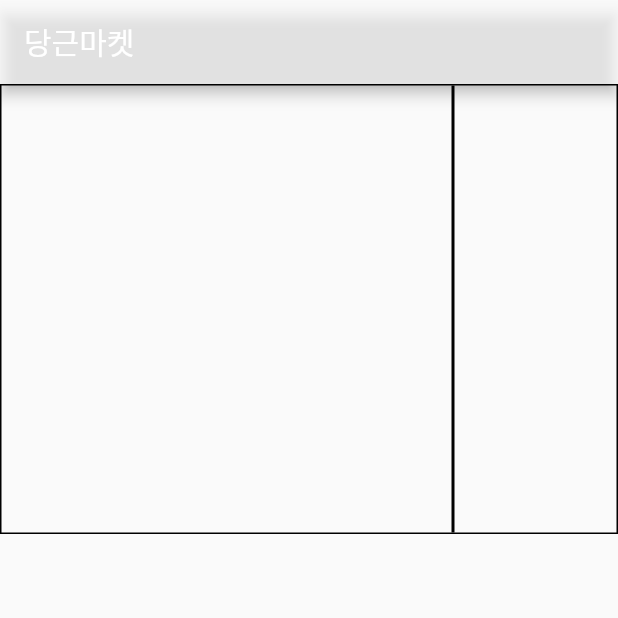
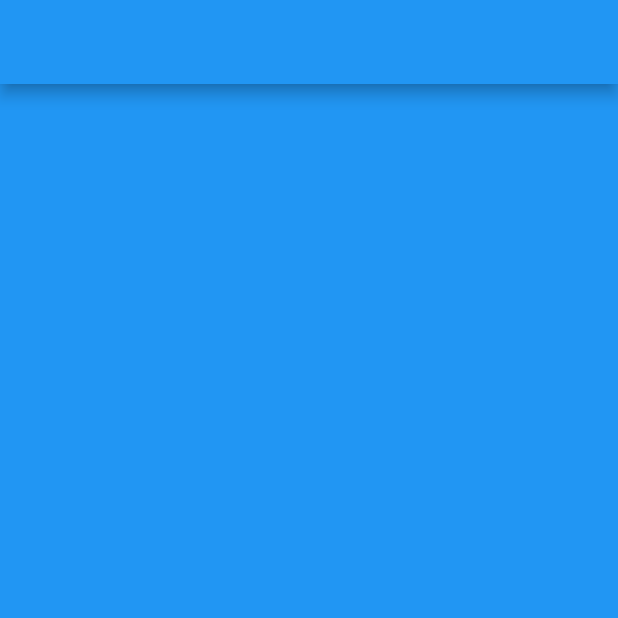
Before and after one commit to kingof7/flutter_codding_apple, a Flutter app: the screen it shows after launch, on a phone screen of 412 x 824 dp, the top half of it. Run offline on Flutter 3.47's test engine with Material 2 defaults, Android fonts, the phone set to English and light mode, and no system bars.

Commit message:
Expanded, Flexible

```diff
--- a/lib/main.dart
+++ b/lib/main.dart
@@ -10,35 +10,16 @@ class MyApp extends StatelessWidget {
   Widget build(BuildContext context) {
     return MaterialApp(
       home: Scaffold( //Scaffold : 이미지를 상/중/하로 나눠줌
-        appBar: AppBar(
-          title: Text('당근마켓'),
-          backgroundColor: Colors.white60,
-        ),
-        body: Container(
-          width: double.infinity, height: 300,
-          decoration: BoxDecoration(
-            border: Border.all(color: Colors.black)
-          ),
-          child: Row(
-            children: [
-              Container(
-                width: 300,
-              ),
-              Container(
-                decoration: BoxDecoration(
-                    border: Border.all(color: Colors.black)
-                ),
-                child: Column(
-                  children: [
-                    SizedBox(
-
-                    )
-                  ],
-                ),
-              )
-            ],
-          ),
-        ),
+        appBar: AppBar(),
+        body: Column(
+          children: [
+            Expanded(child: Container(color: Colors.blue)),
+            Container(width: 100, color: Colors.green),
+            // Flexible(child: Container(color: Colors.blue), flex: 5),
+            // Flexible(child: Container(color: Colors.green), flex: 5),
+            // Flexible(child: Container(color: Colors.red), flex: 5), // 5:5:5면 3등분
+          ],
+        )
       )
     );
   }
```
